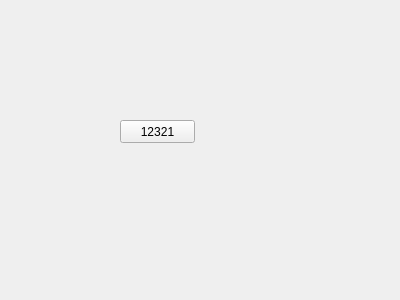
Before: the Qt Designer form study/trans_ui.ui in a17860712401-ctrl/pyQT, drawn with Qt 5.
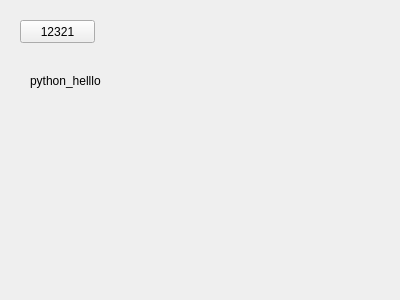
After: the same form once the commit is applied.

Commit message:
feat: update UI design with label, reposition button, and set base size
- Added QLabel widget with text "python_helllo" at position (30,60)
- Changed window title to "学习python" and set base size to 400x300
- Moved pushButton to (20,20) for improved layout
- Included generated PySide6 UI code in trans_ui_ui.py

```diff
--- a/study/trans_ui.ui
+++ b/study/trans_ui.ui
@@ -16,8 +16,8 @@
   <widget class="QPushButton" name="pushButton">
    <property name="geometry">
     <rect>
-     <x>120</x>
-     <y>120</y>
+     <x>20</x>
+     <y>20</y>
      <width>75</width>
      <height>23</height>
     </rect>
@@ -26,6 +26,19 @@
     <string>12321</string>
    </property>
   </widget>
+  <widget class="QLabel" name="label">
+   <property name="geometry">
+    <rect>
+     <x>30</x>
+     <y>60</y>
+     <width>101</width>
+     <height>41</height>
+    </rect>
+   </property>
+   <property name="text">
+    <string>python_helllo</string>
+   </property>
+  </widget>
  </widget>
  <resources/>
  <connections/>
```
Left out of the diff: 8 changed lines with no effect on the pictures. The commit also changes 2 other files.
